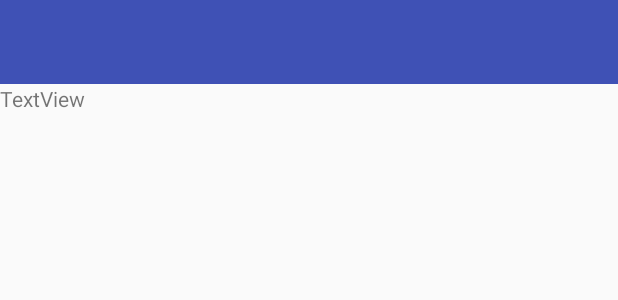
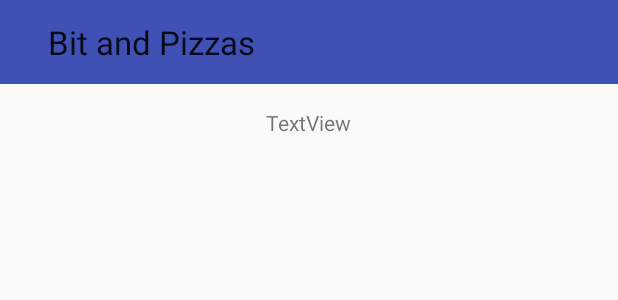
Before and after one commit to dgioto/BitandPizzas, an Android app: the layout activity_main.xml on its own in the app's theme, with its tools: preview values and no code run, on a phone screen of 412 x 824 dp. Shown: the top 300 px of the screen. Run offline under Robolectric (Android 15) with nearby library versions, the phone set to English and light mode, and no system bars.

Commit message:
first update

```diff
--- a/app/src/main/res/layout/activity_main.xml
+++ b/app/src/main/res/layout/activity_main.xml
@@ -23,6 +23,8 @@
         <TextView
             android:layout_width="wrap_content"
             android:layout_height="wrap_content"
+            android:layout_gravity="center_horizontal"
+            android:paddingTop="16dp"
             android:text="TextView" />
     </LinearLayout>
 
--- a/app/src/main/res/layout/toolbar_main.xml
+++ b/app/src/main/res/layout/toolbar_main.xml
@@ -6,6 +6,7 @@
     android:layout_height="match_parent">
 
     <android.support.v7.widget.Toolbar
+        android:id="@+id/toolbar2"
         android:layout_width="match_parent"
         android:layout_height="?attr/actionBarSize"
         android:background="?attr/colorPrimary"
@@ -14,4 +15,15 @@
         app:layout_constraintHorizontal_bias="0.5"
         app:layout_constraintStart_toStartOf="parent"
         app:layout_constraintTop_toTopOf="parent" />
+
+    <TextView
+        android:id="@+id/textView"
+        android:layout_width="wrap_content"
+        android:layout_height="wrap_content"
+        android:layout_marginStart="32dp"
+        android:text="@string/app_name"
+        android:textAppearance="@style/TextAppearance.AppCompat.Large"
+        app:layout_constraintBottom_toBottomOf="@+id/toolbar2"
+        app:layout_constraintStart_toStartOf="parent"
+        app:layout_constraintTop_toTopOf="@+id/toolbar2" />
 </android.support.constraint.ConstraintLayout>
```
